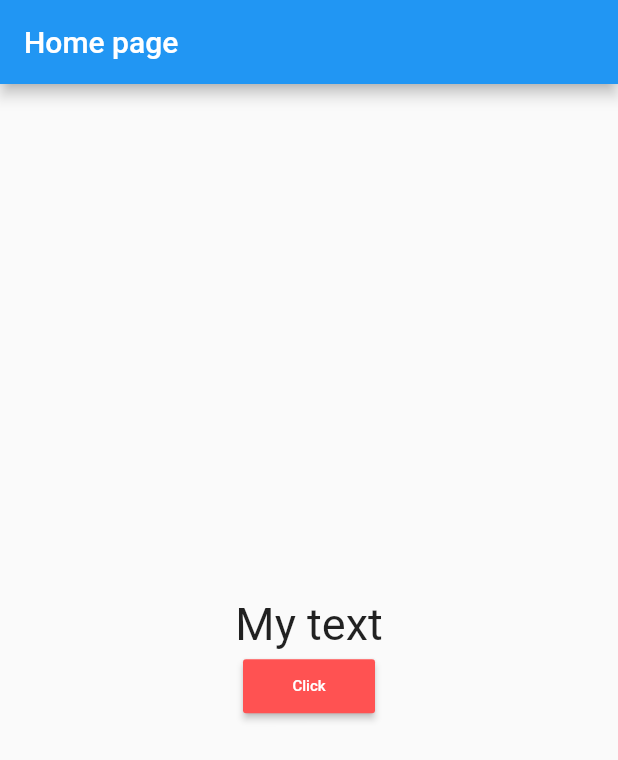
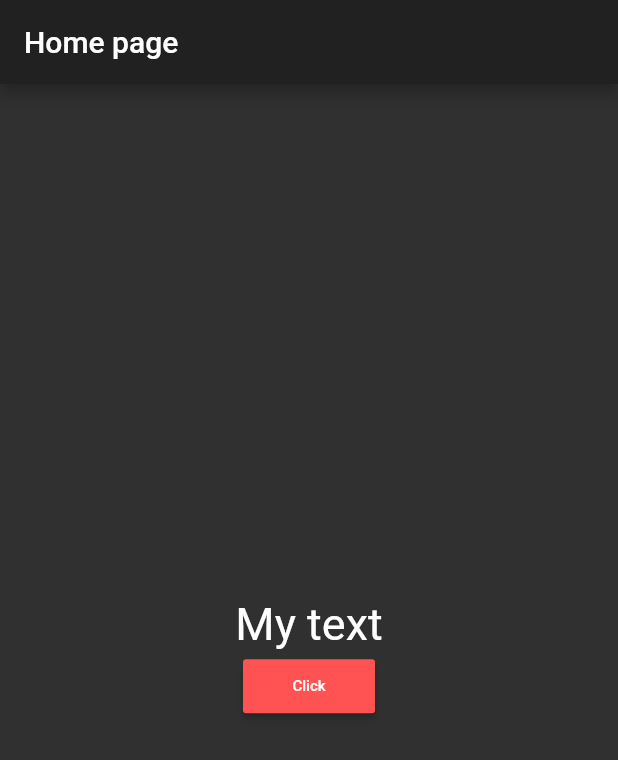
Before and after one commit to gautamamber/flutter-demo-app, a Flutter app: the screen it shows after launch, on a phone screen of 412 x 824 dp. Shown: the top 760 px of the screen. Run offline on Flutter 3.47's test engine with Material 2 defaults, Android fonts, the phone set to English and light mode, and no system bars.

Commit message:
add theme

```diff
--- a/lib/main.dart
+++ b/lib/main.dart
@@ -34,6 +34,11 @@ class MyApp extends StatelessWidget {
     return new MaterialApp(
       title: "My App",
       home: new HomePage(),
+      theme: new ThemeData(
+        primarySwatch: Colors.green,
+        brightness: Brightness.dark,
+        accentColor: Colors.red
+      ),
       // home for home sceen
       // scaffold, provide blank structure
       // home: new Scaffold(
```
